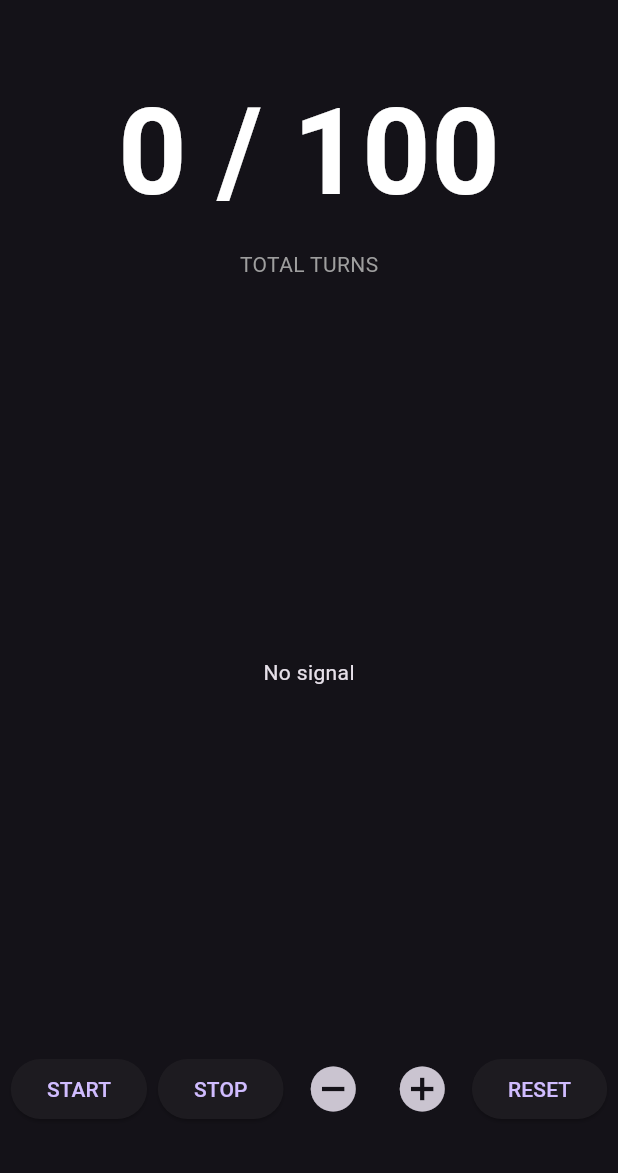
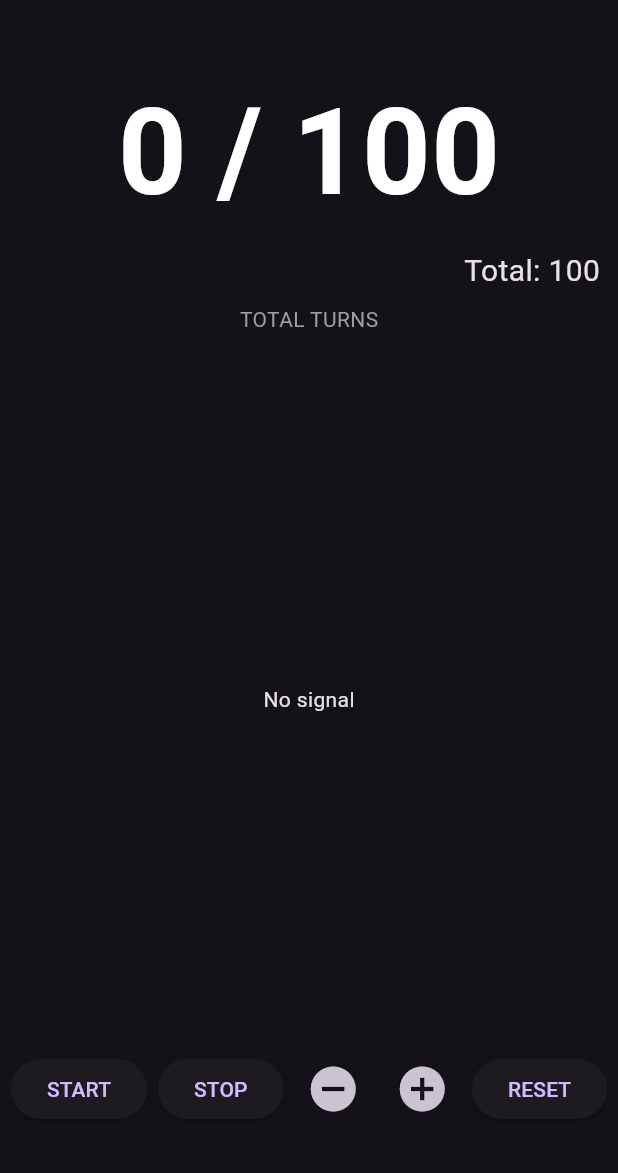
Before and after one commit to AMKOSHESH/coil-counter-flutter, a Flutter app: the screen it shows after launch, on a phone screen of 412 x 824 dp, the part 63-1236 px from its top. Run offline on Flutter 3.47's test engine with Material 3 defaults, Android fonts, the light colour scheme and no system bars; our stand-ins replace audioplayers, fl_chart, sensors_plus.

Commit message:
Update home_screen.dart

```diff
--- a/lib/ui/home_screen.dart
+++ b/lib/ui/home_screen.dart
@@ -69,6 +69,16 @@ class _HomeScreenState extends State<HomeScreen> {
               color: counter.counterColor,
             ),
           ),
+Padding(
+  padding: const EdgeInsets.only(top: 8, right: 12),
+  child: Align(
+    alignment: Alignment.topRight,
+    child: Text(
+      'Total: ${counter.target}',
+      style: const TextStyle(fontSize: 20),
+    ),
+  ),
+),
 
           const SizedBox(height: 8),
           const Text(
```
